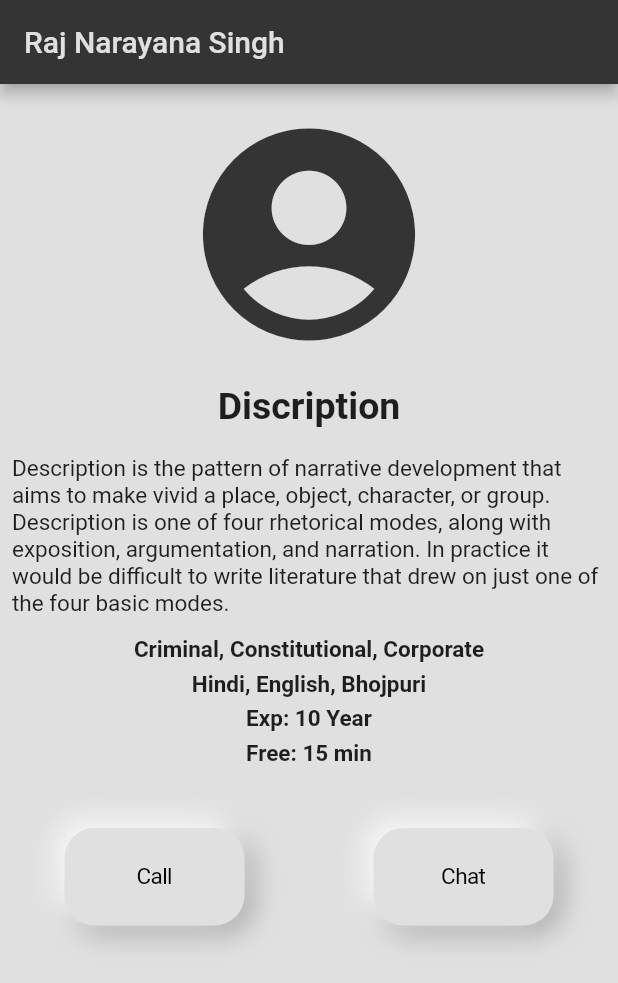
After one commit to navneetprajapati26/solution-, a Flutter app: the serviceProviderScareen screen opened directly, on a phone screen of 412 x 824 dp. The commit adds this screen. Shown: the top 983 px of the screen. Run offline on Flutter 3.47's test engine with Material 2 defaults, Android fonts, the phone set to English and light mode, and no system bars; our stand-ins replace flutter_svg.

Commit message:
service provider scareen

```diff
--- a/lib/main.dart
+++ b/lib/main.dart
@@ -3,6 +3,7 @@ import 'package:flutter/services.dart';
 import 'package:solution/screens/auth/login/login.dart';
 import 'package:solution/screens/home/home.dart';
 import 'package:solution/screens/service/ServiceScreen.dart';
+import 'package:solution/screens/service_provider_scareen/ServiceProviderScareen.dart';
 import 'package:solution/screens/splash/splash_screen.dart';
 
 void main() {
@@ -29,8 +30,8 @@ class MyApp extends StatelessWidget {
 
         primarySwatch: Colors.blue,
       ),
-      //home: SplashScreen(),
-       home: ServicesScreen(),
+      home: SplashScreen(),
+      // home: serviceProviderScareen(),
     );
   }
 }
--- a/lib/screens/service/ServiceScreen.dart
+++ b/lib/screens/service/ServiceScreen.dart
@@ -5,6 +5,7 @@ import 'package:solution/utils/services_card.dart';
 
 import '../../utils/custm_dilog_box.dart';
 import '../../utils/service_provider_card.dart';
+import '../service_provider_scareen/ServiceProviderScareen.dart';
 
 class ServicesScreen extends StatefulWidget {
   const ServicesScreen({Key? key}) : super(key: key);
@@ -22,9 +23,13 @@ class _ServicesScreenState extends State<ServicesScreen> {
             hader_text: "Your current balance!",
             body_text: "200 ₹",
             Btn_1: () {},
-            Btn_2: () {},
+            Btn_2: service_provider_scareen_raout,
           );
         });
+  }
+
+  void service_provider_scareen_raout() {
+    Navigator.pushReplacement(context, MaterialPageRoute(builder: (context)=>serviceProviderScareen()));
   }
 
   @override
@@ -53,7 +58,15 @@ class _ServicesScreenState extends State<ServicesScreen> {
                     shrinkWrap: true,
                     itemCount: 6,
                     itemBuilder: (context, index) {
-                      return ServiceProvider(dilog: dialog_raout);
+                      return ServiceProvider(
+                        dilog: dialog_raout,
+                        name: "Raj Narayana Singh",
+                        spatiality: "Criminal, Constitutional, Corporate",
+                        language: "Hindi, English, Bhojpuri",
+                        exp: "10 Year",
+                        free: "15 min",
+                        calls: "1532",
+                      );
                     })
               ],
             ),
--- /dev/null
+++ b/lib/screens/service_provider_scareen/ServiceProviderScareen.dart
@@ -0,0 +1,175 @@
+import 'package:flutter/cupertino.dart';
+import 'package:flutter/material.dart';
+import 'package:solution/utils/dimensions.dart';
+
+import '../../utils/neomorphism/neomorphism_box.dart';
+
+class serviceProviderScareen extends StatefulWidget {
+  const serviceProviderScareen({Key? key}) : super(key: key);
+
+  @override
+  State<serviceProviderScareen> createState() => _serviceProviderScareenState();
+}
+
+class _serviceProviderScareenState extends State<serviceProviderScareen> {
+  @override
+  Widget build(BuildContext context) {
+    return Scaffold(
+      backgroundColor: Colors.grey[300],
+      appBar: AppBar(
+        backgroundColor: Color(0xFF343434),
+        title: Text(
+          "Raj Narayana Singh",
+          style: TextStyle(color: Colors.grey[300]),
+        ),
+      ),
+      body: Center(
+        child: Column(
+          children: [
+            SizedBox(
+              height: Dimensions.SIZE_DEFAULT,
+            ),
+            Icon(
+              Icons.account_circle_rounded,
+              color: Color(0xFF343434),
+              size: 170,
+            ),
+            SizedBox(
+              height: Dimensions.SIZE_DEFAULT,
+            ),
+            //todo: Discription
+            Text(
+              "Discription",
+              style: TextStyle(
+                  fontSize: Dimensions.SIZE_EXTRA_LARGE,
+                  fontWeight: FontWeight.bold),
+            ),
+            SizedBox(height: Dimensions.SIZE_SMALL,),
+            Padding(
+              padding: const EdgeInsets.all(8.0),
+              child: Text(
+                "Description is the pattern of narrative development that aims to make vivid a place, object, character, or group. Description is one of four rhetorical modes, along with exposition, argumentation, and narration. In practice it would be difficult to write literature that drew on just one of the four basic modes.",
+                style: TextStyle(
+                    fontSize: Dimensions.SIZE_DEFAULT,
+                    //fontWeight: FontWeight.bold
+
+                ),
+              ),
+            ),
+            //todo: Information
+            Padding(
+              padding: const EdgeInsets.all(Dimensions.SIZE_EXTRA_SMALL),
+              child: Column(
+                crossAxisAlignment: CrossAxisAlignment.center,
+                children: [
+                  //todo:type of spaselty
+                  Padding(
+                    padding: const EdgeInsets.only(
+                        left: Dimensions.SIZE_EXTRA_SMALL,
+                        right: Dimensions.SIZE_EXTRA_SMALL,
+                        bottom: Dimensions.SIZE_EXTRA_SMALL),
+                    child: Text(
+                      "Criminal, Constitutional, Corporate",
+                      style: TextStyle(
+                        fontSize: Dimensions.SIZE_DEFAULT,
+                        fontWeight: FontWeight.bold
+                      ),
+                    ),
+                  ),
+                  //todo:language
+                  Padding(
+                    padding: const EdgeInsets.only(
+                        left: Dimensions.SIZE_EXTRA_SMALL,
+                        right: Dimensions.SIZE_EXTRA_SMALL,
+                        bottom: Dimensions.SIZE_EXTRA_SMALL),
+                    child: Text(
+                      "Hindi, English, Bhojpuri",
+                      style: TextStyle(
+                          fontSize: Dimensions.SIZE_DEFAULT,
+                          fontWeight: FontWeight.bold
+                      ),
+                    ),
+                  ),
+                  //todo:Exp
+                  Padding(
+                    padding: const EdgeInsets.only(
+                        left: Dimensions.SIZE_EXTRA_SMALL,
+                        right: Dimensions.SIZE_EXTRA_SMALL,
+                        bottom: Dimensions.SIZE_EXTRA_SMALL),
+                    child: Row(
+                      mainAxisAlignment: MainAxisAlignment.center,
+                      children: [
+                        Text(
+                          "Exp: ",
+                          style: TextStyle(
+                              fontSize: Dimensions.SIZE_DEFAULT,
+                              fontWeight: FontWeight.bold
+                          ),
+                        ),
+                        Text(
+                          "10 Year",
+                          style: TextStyle(
+                              fontSize: Dimensions.SIZE_DEFAULT,
+                              fontWeight: FontWeight.bold
+                          ),
+                        ),
+                      ],
+                    ),
+                  ),
+                  //todo:Free time
+                  Padding(
+                    padding: const EdgeInsets.only(
+                        left: Dimensions.SIZE_EXTRA_SMALL,
+                        right: Dimensions.SIZE_EXTRA_SMALL,
+                        bottom: Dimensions.SIZE_EXTRA_SMALL),
+                    child: Row(
+                      mainAxisAlignment: MainAxisAlignment.center,
+                      children: [
+                        Text(
+                          "Free: ",
+                          style: TextStyle(
+                              fontSize: Dimensions.SIZE_DEFAULT,
+                              fontWeight: FontWeight.bold
+                          ),
+                        ),
+                        Text(
+                          "15 min",
+                          style: TextStyle(
+                              fontSize: Dimensions.SIZE_DEFAULT,
+                              fontWeight: FontWeight.bold
+                          ),
+                        ),
+                      ],
+                    ),
+                  ),
+                ],
+              ),
+            ),
+            SizedBox(height: Dimensions.SIZE_DEFAULT,),
+            Row(
+              mainAxisAlignment: MainAxisAlignment.spaceAround,
+              children: [
+                CupertinoButton(
+                    onPressed: (){},
+                    child: NeuBox(height: 65, width: 120, child: Container(
+                      alignment: Alignment.center,
+                      child: Text("Call",style: TextStyle(fontSize: Dimensions.SIZE_DEFAULT,color: Colors.black),),
+                    )
+                    )
+                ),
+                CupertinoButton(
+                    onPressed: (){},
+                    child: NeuBox(height: 65, width: 120, child: Container(
+                      alignment: Alignment.center,
+                      child: Text("Chat",style: TextStyle(fontSize: Dimensions.SIZE_DEFAULT,color: Colors.black),),
+                    )
+                    )
+                )
+              ],
+            )
+          ],
+        ),
+      ),
+    );
+  }
+}
--- a/lib/utils/service_provider_card.dart
+++ b/lib/utils/service_provider_card.dart
@@ -5,7 +5,22 @@ import 'package:solution/utils/neomorphism/neomorphism_box.dart';
 
 class ServiceProvider extends StatelessWidget {
   void Function() dilog;
-  ServiceProvider({Key? key,required this.dilog}) : super(key: key);
+  String name;
+  String spatiality;
+  String language;
+  String exp;
+  String free;
+  String calls;
+  ServiceProvider(
+      {Key? key,
+      required this.dilog,
+      required this.name,
+      required this.spatiality,
+      required this.language,
+      required this.exp,
+      required this.free,
+      required this.calls})
+      : super(key: key);
 
   @override
   Widget build(BuildContext context) {
@@ -73,7 +88,7 @@ class ServiceProvider extends StatelessWidget {
                             padding: const EdgeInsets.all(
                                 Dimensions.SIZE_EXTRA_SMALL),
                             child: Text(
-                              "3281 Calls",
+                              calls+" Calls",
                               style: TextStyle(fontSize: 6),
                             ),
                           )),
@@ -92,7 +107,7 @@ class ServiceProvider extends StatelessWidget {
                         padding:
                             const EdgeInsets.all(Dimensions.SIZE_EXTRA_SMALL),
                         child: Text(
-                          "Raj Narayana Singh",
+                          name,
                           style: TextStyle(
                               fontSize: Dimensions.SIZE_DEFAULT,
                               fontWeight: FontWeight.bold),
@@ -105,7 +120,7 @@ class ServiceProvider extends StatelessWidget {
                             right: Dimensions.SIZE_EXTRA_SMALL,
                             bottom: Dimensions.SIZE_EXTRA_SMALL),
                         child: Text(
-                          "Criminal, Constitutional, Corporate",
+                          spatiality,
                           style: TextStyle(
                             fontSize: Dimensions.SIZE_SMALL,
                           ),
@@ -118,7 +133,7 @@ class ServiceProvider extends StatelessWidget {
                             right: Dimensions.SIZE_EXTRA_SMALL,
                             bottom: Dimensions.SIZE_EXTRA_SMALL),
                         child: Text(
-                          "Hindi, English, Bhojpuri",
+                          language,
                           style: TextStyle(
                             fontSize: Dimensions.SIZE_SMALL,
                           ),
@@ -139,7 +154,7 @@ class ServiceProvider extends StatelessWidget {
                               ),
                             ),
                             Text(
-                              "10 Years",
+                              exp,
                               style: TextStyle(
                                 fontSize: Dimensions.SIZE_SMALL,
                               ),
@@ -162,7 +177,7 @@ class ServiceProvider extends StatelessWidget {
                                   fontWeight: FontWeight.bold),
                             ),
                             Text(
-                              "10 min",
+                              free,
                               style: TextStyle(
                                 fontSize: Dimensions.SIZE_SMALL,
                               ),
@@ -193,9 +208,7 @@ class ServiceProvider extends StatelessWidget {
                                   padding: EdgeInsets.zero,
                                   child: Icon(Icons.phone),
                                 ),
-                              )
-                          )
-                      )
+                              )))
                     ],
                   ),
                 )
```
